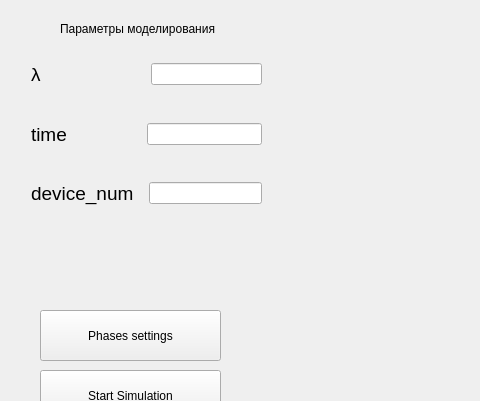
Nobahu/Coursework, file mainwindow.ui: the form before one commit; both pictures show x 0 to 480 and y 0 to 401 of the 1280 by 720 pixel window.
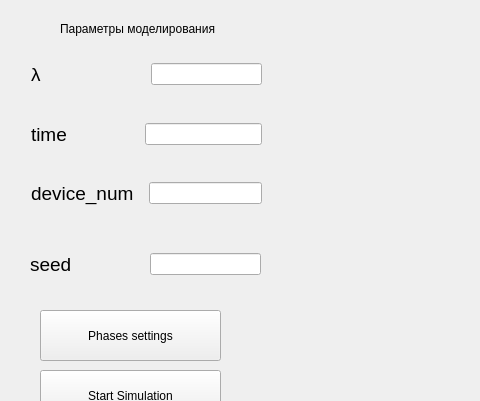
The form after the commit.

```diff
--- a/mainwindow.ui
+++ b/mainwindow.ui
@@ -105,7 +105,7 @@
      </property>
      <layout class="QHBoxLayout" name="horizontalLayout_2">
       <property name="spacing">
-       <number>80</number>
+       <number>78</number>
       </property>
       <item>
        <widget class="QLabel" name="label_3">
@@ -154,6 +154,36 @@
       </item>
      </layout>
     </widget>
+    <widget class="QWidget" name="">
+     <property name="geometry">
+      <rect>
+       <x>20</x>
+       <y>240</y>
+       <width>231</width>
+       <height>28</height>
+      </rect>
+     </property>
+     <layout class="QHBoxLayout" name="horizontalLayout_4">
+      <property name="spacing">
+       <number>78</number>
+      </property>
+      <item>
+       <widget class="QLabel" name="label_5">
+        <property name="font">
+         <font>
+          <pointsize>14</pointsize>
+         </font>
+        </property>
+        <property name="text">
+         <string>seed</string>
+        </property>
+       </widget>
+      </item>
+      <item>
+       <widget class="QLineEdit" name="lineEdit_5"/>
+      </item>
+     </layout>
+    </widget>
    </widget>
    <widget class="QPushButton" name="PSettings_pushButton">
     <property name="geometry">
```
